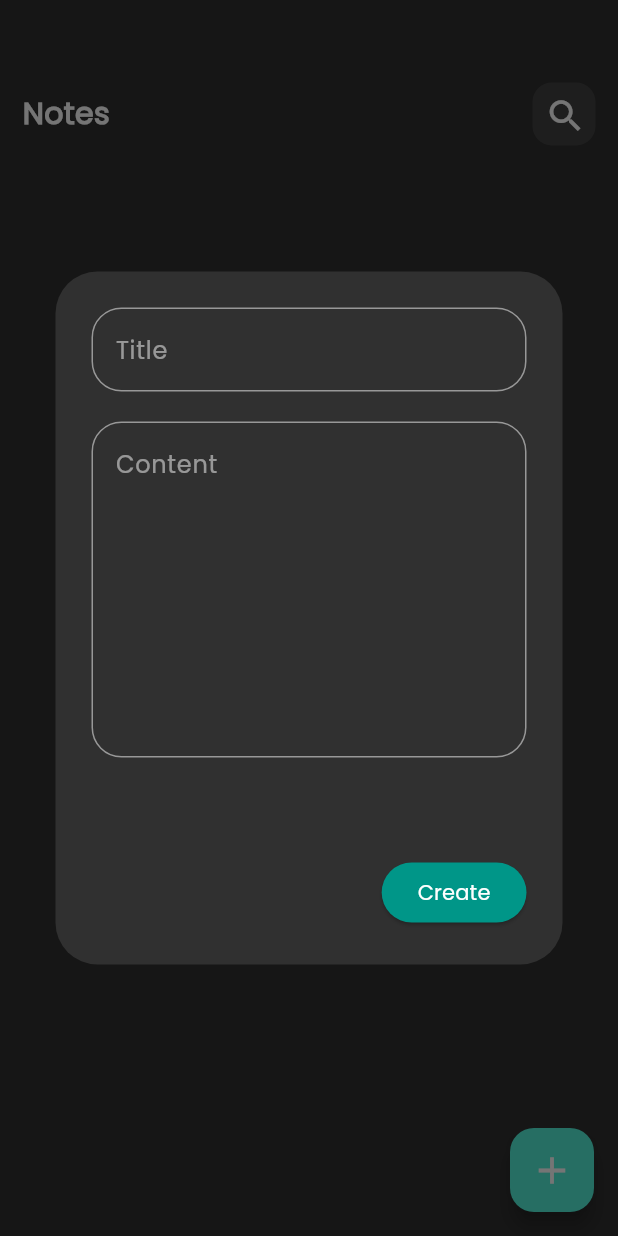
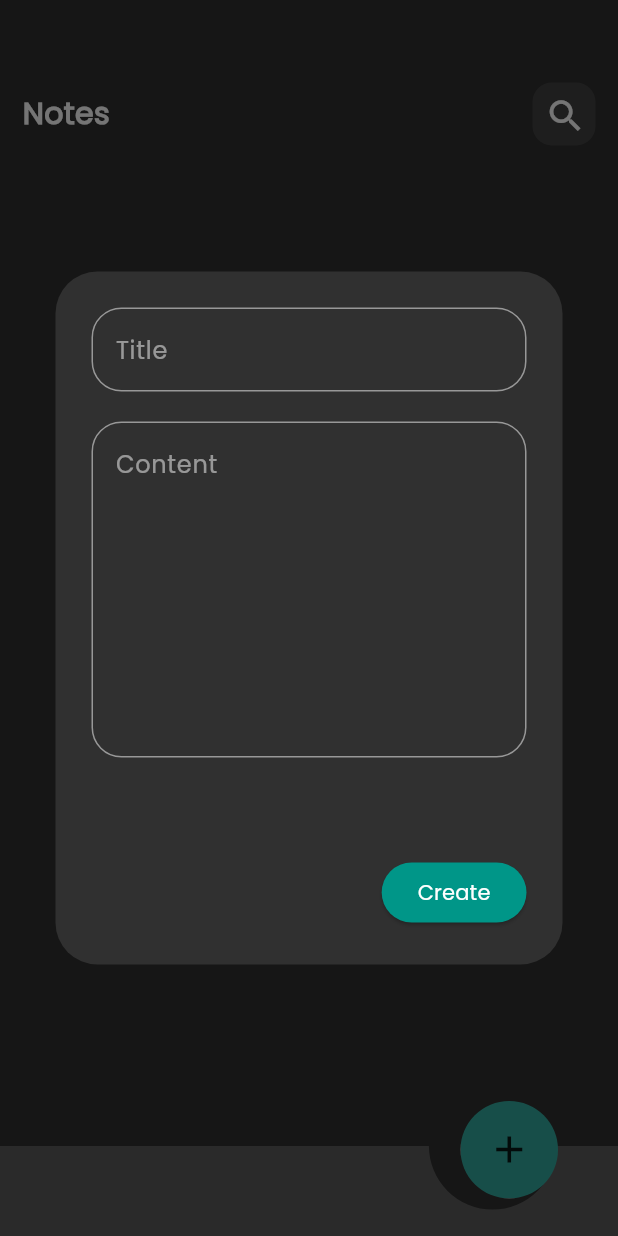
Before and after one commit to Mohammed-AboLEneen/note_app, a Flutter app: the screen it shows after launch, after a tap on the "add" icon, on a phone screen of 412 x 824 dp. Run offline on Flutter 3.47's test engine with Material 2 defaults, Android fonts, the phone set to English and light mode, and no system bars; our stand-ins replace bloc, flutter_bloc, hive, hive_flutter; accounts and stored records are empty.

Commit message:
change the shape around the Button using CustomPaint

```diff
--- a/lib/views/note_app.dart
+++ b/lib/views/note_app.dart
@@ -24,14 +24,15 @@ class _NoteViewState extends State<NoteView> {
     var cubit = BlocProvider.of<NoteCubit>(context);
     return Scaffold(
       backgroundColor: const Color(0xff303030),
-      body: Padding(
-        padding: const EdgeInsets.all(15.0),
-        child: Column(
+      body: Stack(children: [
+        Column(
           children: [
             const SizedBox(
               height: 40,
             ),
-            const Row(children: [
+            const Padding(
+              padding: EdgeInsets.all(15.0),
+              child: Row(children: [
                 Text(
                   'Notes',
                   style: TextStyle(
@@ -42,6 +43,7 @@ class _NoteViewState extends State<NoteView> {
                 Spacer(),
                 IconSearch(),
               ]),
+            ),
             const SizedBox(
               height: 10,
             ),
@@ -61,25 +63,56 @@ class _NoteViewState extends State<NoteView> {
             )
           ],
         ),
+        Positioned(
+            bottom: 0,
+            child: SizedBox(
+              height: 200,
+              width: MediaQuery.of(context).size.width,
+              child: Stack(
+                children: [
+                  Positioned(
+                      bottom: 0,
+                      child: SizedBox(
+                        height: 60,
+                        child: CustomPaint(
+                          size: Size(MediaQuery.of(context).size.width,
+                              MediaQuery.of(context).size.height),
+                          painter: BBNNCustomPaint(),
                         ),
-      floatingActionButton: FloatingActionButton(
-        onPressed: () {
+                      )),
+                  Positioned(
+                    right: 40,
+                    bottom: 25,
+                    child: Material(
+                      borderRadius: BorderRadius.circular(40),
+                      clipBehavior: Clip.antiAliasWithSaveLayer,
+                      child: InkWell(
+                          splashColor: Colors.grey,
+                          onTap: () {
                             showDialog(
                               context: context,
                               builder: (BuildContext context) {
                                 return BlocProvider(
                                   create: (context) => AddNoteCubit(),
-                child: BlocListener<AddNoteCubit, AddNoteStates>(
+                                  child:
+                                      BlocListener<AddNoteCubit, AddNoteStates>(
                                     listener: (context, state) {
                                       if (state is SuccessAddNoteState) {
-                      BlocProvider.of<NoteCubit>(context).reBuildAgain(context);
+                                        BlocProvider.of<NoteCubit>(context)
+                                            .reBuildAgain(context);
                                         _listKey.currentState?.insertItem(
-                          BlocProvider.of<NoteCubit>(context).notes.length - 1,
-                          duration: const Duration(milliseconds: 500));
+                                            BlocProvider.of<NoteCubit>(context)
+                                                    .notes
+                                                    .length -
+                                                1,
+                                            duration: const Duration(
+                                                milliseconds: 500));
 
                                         _scrollController.animateTo(
-                        _scrollController.position.maxScrollExtent,
-                        duration: const Duration(milliseconds: 1000),
+                                          _scrollController
+                                              .position.maxScrollExtent,
+                                          duration: const Duration(
+                                              milliseconds: 1000),
                                           curve: Curves.easeOut,
                                         );
                                       }
@@ -90,13 +123,79 @@ class _NoteViewState extends State<NoteView> {
                               },
                             );
                           },
-        backgroundColor: const Color(0xff52EFD8),
+                          child: Container(
+                            height: 65,
+                            width: 65,
+                            color: Colors.teal.withOpacity(.8),
                             child: const Icon(
                               Icons.add,
                               size: 30,
-          color: Colors.white,
+                            ),
+                          )),
                     ),
                   ),
+                ],
+              ),
+            ))
+      ]),
+      // floatingActionButton: FloatingActionButton(
+      //   onPressed: () {
+      //     showDialog(
+      //       context: context,
+      //       builder: (BuildContext context) {
+      //         return BlocProvider(
+      //           create: (context) => AddNoteCubit(),
+      //           child: BlocListener<AddNoteCubit, AddNoteStates>(
+      //             listener: (context, state) {
+      //               if (state is SuccessAddNoteState) {
+      //                 BlocProvider.of<NoteCubit>(context).reBuildAgain(context);
+      //                 _listKey.currentState?.insertItem(
+      //                     BlocProvider.of<NoteCubit>(context).notes.length - 1,
+      //                     duration: const Duration(milliseconds: 500));
+      //
+      //                 _scrollController.animateTo(
+      //                   _scrollController.position.maxScrollExtent,
+      //                   duration: const Duration(milliseconds: 1000),
+      //                   curve: Curves.easeOut,
+      //                 );
+      //               }
+      //             },
+      //             child: WriteNoteContent(),
+      //           ),
+      //         );
+      //       },
+      //     );
+      //   },
+      //   backgroundColor: const Color(0xff52EFD8),
+      //   child: const Icon(
+      //     Icons.add,
+      //     size: 30,
+      //     color: Colors.white,
+      //   ),
+      // ),
     );
   }
 }
+
+class BBNNCustomPaint extends CustomPainter {
+  @override
+  void paint(Canvas canvas, Size size) {
+    Paint paint = Paint()..color = Colors.grey.withOpacity(.4);
+
+    Path path = Path();
+    // Draws a line from left top corner to right bottom
+    path.lineTo(size.width * .694, 0);
+    path.arcToPoint(Offset(size.width * .9, 0),
+        clockwise: false, radius: Radius.circular(20));
+    path.lineTo(size.width, 0);
+    path.lineTo(size.width, size.height);
+    path.lineTo(0, size.height);
+
+    canvas.drawPath(path, paint);
+  }
+
+  @override
+  bool shouldRepaint(covariant CustomPainter oldDelegate) {
+    return false;
+  }
+}
--- a/lib/widgets/note_item.dart
+++ b/lib/widgets/note_item.dart
@@ -11,8 +11,11 @@ class ItemNote extends StatelessWidget {
 
   @override
   Widget build(BuildContext context) {
-    return Card(
-        color: Color(BlocProvider.of<NoteCubit>(context).notes[ind].color),
+    return Padding(
+      padding: const EdgeInsets.symmetric(horizontal: 5.0),
+      child: Card(
+          color: Colors.orangeAccent,
+          // Color(BlocProvider.of<NoteCubit>(context).notes[ind].color),
           child: Padding(
             padding: const EdgeInsets.only(
               left: 25,
@@ -56,7 +59,8 @@ class ItemNote extends StatelessWidget {
                   contentPadding: EdgeInsets.zero,
                 ),
                 Padding(
-                padding: const EdgeInsets.only(right: 7.0, top: 25, bottom: 5),
+                  padding:
+                      const EdgeInsets.only(right: 7.0, top: 25, bottom: 5),
                   child: Text(
                       BlocProvider.of<NoteCubit>(context).notes[ind].data,
                       style: TextStyle(
@@ -64,6 +68,7 @@ class ItemNote extends StatelessWidget {
                 )
               ],
             ),
-        ));
+          )),
+    );
   }
 }
```
Lines whose indentation alone changed are shown as unchanged.
